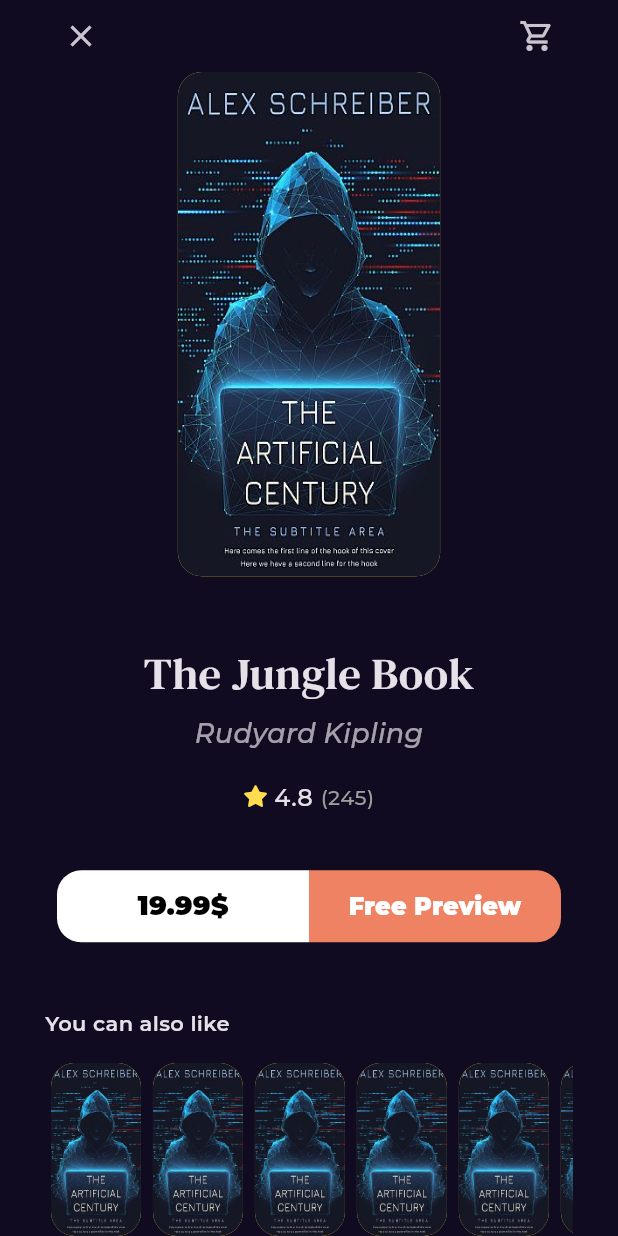
After one commit to OmarAlbaz-flutter/bookly, a Flutter app: the BookDetailsView screen opened by its route, on a phone screen of 412 x 824 dp. The commit adds this screen. Run offline on Flutter 3.47's test engine with Material 3 defaults, Android fonts, the phone set to English and light mode, and no system bars; our stand-ins replace font_awesome_flutter, go_router, google_fonts.

Commit message:
refactor to books details view

```diff
--- /dev/null
+++ b/lib/features/home/presentation/views/widgets/books_details_section.dart
@@ -0,0 +1,51 @@
+import 'package:bookly_app/core/utils/style.dart';
+import 'package:bookly_app/features/home/presentation/views/widgets/book_rating.dart';
+import 'package:bookly_app/features/home/presentation/views/widgets/books_action.dart';
+import 'package:bookly_app/features/home/presentation/views/widgets/custom_book_image.dart';
+import 'package:flutter/material.dart';
+
+class BookDetailsSection extends StatelessWidget {
+  const BookDetailsSection({super.key});
+
+  @override
+  Widget build(BuildContext context) {
+    var width = MediaQuery.of(context).size.width;
+
+    return Column(
+      children: [
+        Padding(
+          padding: EdgeInsets.symmetric(horizontal: width * 0.215),
+          child: CustomBookImage(),
+        ),
+        SizedBox(
+          height: 43,
+        ),
+        Text(
+          'The Jungle Book',
+          style: Styles.textStyle30,
+        ),
+        SizedBox(
+          height: 6,
+        ),
+        Opacity(
+          opacity: 0.7,
+          child: Text(
+            'Rudyard Kipling',
+            style: Styles.textStyle18.copyWith(
+                fontStyle: FontStyle.italic, fontWeight: FontWeight.w500),
+          ),
+        ),
+        SizedBox(
+          height: 18,
+        ),
+        BookRating(
+          mainAxisAlignment: MainAxisAlignment.center,
+        ),
+        SizedBox(
+          height: 37,
+        ),
+        BooksAction(),
+      ],
+    );
+  }
+}
--- /dev/null
+++ b/lib/features/home/presentation/views/widgets/similar_books_section.dart
@@ -0,0 +1,26 @@
+import 'package:bookly_app/core/utils/style.dart';
+import 'package:bookly_app/features/home/presentation/views/widgets/similar_books_listview.dart';
+import 'package:flutter/material.dart';
+
+class SimilarBooksSection extends StatelessWidget {
+  const SimilarBooksSection({super.key});
+
+  @override
+  Widget build(BuildContext context) {
+    return Column(
+      crossAxisAlignment: CrossAxisAlignment.start,
+      children: [
+        Text(
+          'You can also like',
+          style: Styles.textStyle14.copyWith(
+            fontWeight: FontWeight.w600,
+          ),
+        ),
+        SizedBox(
+          height: 16,
+        ),
+        SimilarBooksListView()
+      ],
+    );
+  }
+}
```
Also changed, not shown: lib/features/home/presentation/views/widgets/book_details_view_body.dart (+4 -52 lines).
